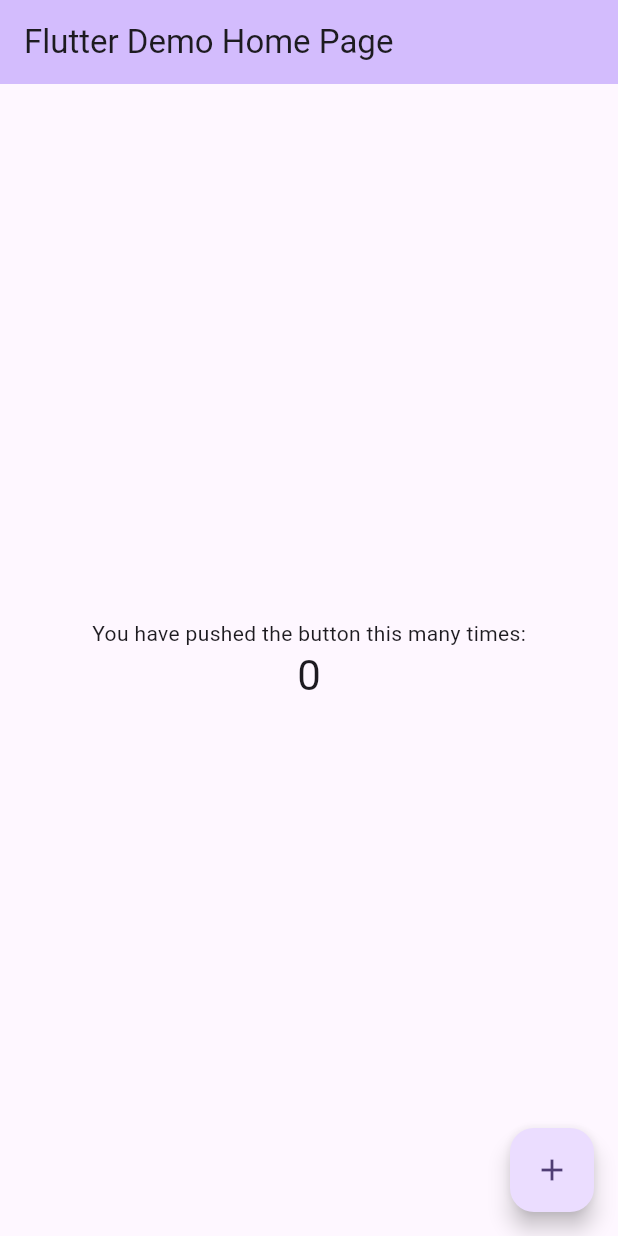
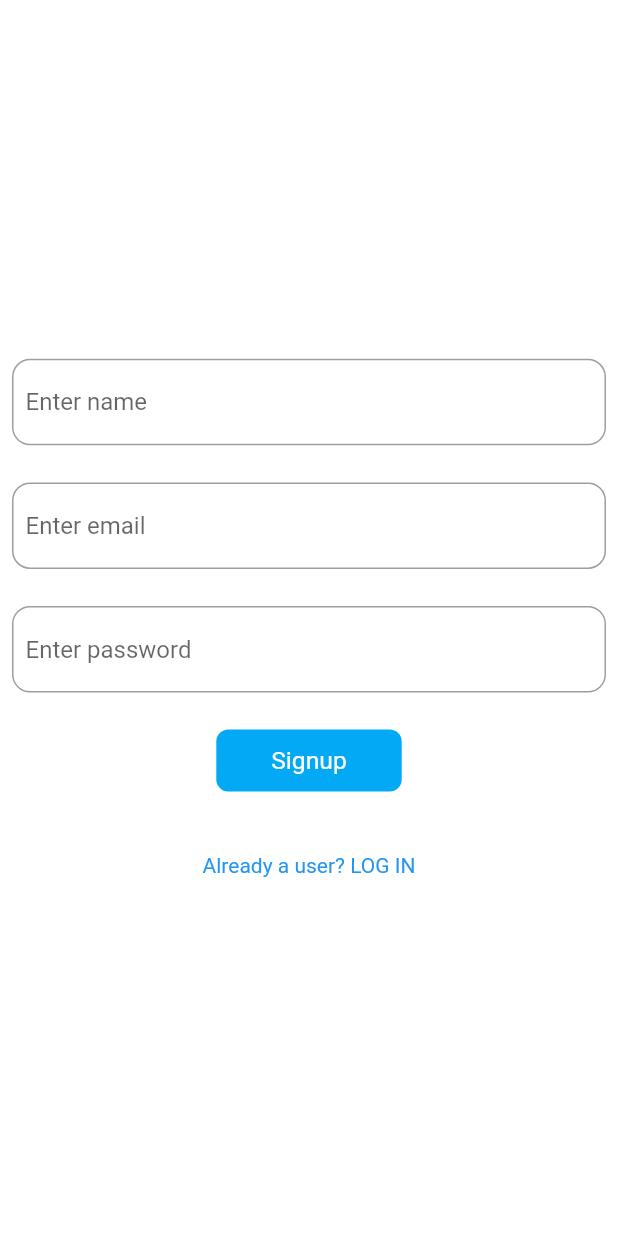
Before and after one commit to BoralAffan/todo_with_backend, a Flutter app: the screen it shows after launch, on a phone screen of 412 x 824 dp. Run offline on Flutter 3.47's test engine with Material 2 defaults, Android fonts, the phone set to English and light mode, and no system bars; our stand-ins replace get.

```diff
--- a/client/lib/main.dart
+++ b/client/lib/main.dart
@@ -1,125 +1,26 @@
+import 'package:client/controller/signin_controller.dart';
+import 'package:client/screens/signup.dart';
 import 'package:flutter/material.dart';
+import 'package:get/get.dart';
 
-void main() {
-  runApp(const MyApp());
+void main(List<String> args) {
+  runApp(MyApp());
+  Get.put(SigninController());
 }
 
-class MyApp extends StatelessWidget {
+class MyApp extends StatefulWidget {
   const MyApp({super.key});
 
-  // This widget is the root of your application.
+  @override
+  State<MyApp> createState() => _MyAppState();
+}
+
+class _MyAppState extends State<MyApp> {
   @override
   Widget build(BuildContext context) {
-    return MaterialApp(
-      title: 'Flutter Demo',
-      theme: ThemeData(
-        // This is the theme of your application.
-        //
-        // TRY THIS: Try running your application with "flutter run". You'll see
-        // the application has a blue toolbar. Then, without quitting the app,
-        // try changing the seedColor in the colorScheme below to Colors.green
-        // and then invoke "hot reload" (save your changes or press the "hot
-        // reload" button in a Flutter-supported IDE, or press "r" if you used
-        // the command line to start the app).
-        //
-        // Notice that the counter didn't reset back to zero; the application
-        // state is not lost during the reload. To reset the state, use hot
-        // restart instead.
-        //
-        // This works for code too, not just values: Most code changes can be
-        // tested with just a hot reload.
-        colorScheme: ColorScheme.fromSeed(seedColor: Colors.deepPurple),
-        useMaterial3: true,
-      ),
-      home: const MyHomePage(title: 'Flutter Demo Home Page'),
-    );
+    return GetMaterialApp(
+        title: 'Todo App',
+        debugShowCheckedModeBanner: false,
+        home: SignUpScreen());
   }
 }
-
-class MyHomePage extends StatefulWidget {
-  const MyHomePage({super.key, required this.title});
-
-  // This widget is the home page of your application. It is stateful, meaning
-  // that it has a State object (defined below) that contains fields that affect
-  // how it looks.
-
-  // This class is the configuration for the state. It holds the values (in this
-  // case the title) provided by the parent (in this case the App widget) and
-  // used by the build method of the State. Fields in a Widget subclass are
-  // always marked "final".
-
-  final String title;
-
-  @override
-  State<MyHomePage> createState() => _MyHomePageState();
-}
-
-class _MyHomePageState extends State<MyHomePage> {
-  int _counter = 0;
-
-  void _incrementCounter() {
-    setState(() {
-      // This call to setState tells the Flutter framework that something has
-      // changed in this State, which causes it to rerun the build method below
-      // so that the display can reflect the updated values. If we changed
-      // _counter without calling setState(), then the build method would not be
-      // called again, and so nothing would appear to happen.
-      _counter++;
-    });
-  }
-
-  @override
-  Widget build(BuildContext context) {
-    // This method is rerun every time setState is called, for instance as done
-    // by the _incrementCounter method above.
-    //
-    // The Flutter framework has been optimized to make rerunning build methods
-    // fast, so that you can just rebuild anything that needs updating rather
-    // than having to individually change instances of widgets.
-    return Scaffold(
-      appBar: AppBar(
-        // TRY THIS: Try changing the color here to a specific color (to
-        // Colors.amber, perhaps?) and trigger a hot reload to see the AppBar
-        // change color while the other colors stay the same.
-        backgroundColor: Theme.of(context).colorScheme.inversePrimary,
-        // Here we take the value from the MyHomePage object that was created by
-        // the App.build method, and use it to set our appbar title.
-        title: Text(widget.title),
-      ),
-      body: Center(
-        // Center is a layout widget. It takes a single child and positions it
-        // in the middle of the parent.
-        child: Column(
-          // Column is also a layout widget. It takes a list of children and
-          // arranges them vertically. By default, it sizes itself to fit its
-          // children horizontally, and tries to be as tall as its parent.
-          //
-          // Column has various properties to control how it sizes itself and
-          // how it positions its children. Here we use mainAxisAlignment to
-          // center the children vertically; the main axis here is the vertical
-          // axis because Columns are vertical (the cross axis would be
-          // horizontal).
-          //
-          // TRY THIS: Invoke "debug painting" (choose the "Toggle Debug Paint"
-          // action in the IDE, or press "p" in the console), to see the
-          // wireframe for each widget.
-          mainAxisAlignment: MainAxisAlignment.center,
-          children: <Widget>[
-            const Text(
-              'You have pushed the button this many times:',
-            ),
-            Text(
-              '$_counter',
-              style: Theme.of(context).textTheme.headlineMedium,
-            ),
-          ],
-        ),
-      ),
-      floatingActionButton: FloatingActionButton(
-        onPressed: _incrementCounter,
-        tooltip: 'Increment',
-        child: const Icon(Icons.add),
-      ), // This trailing comma makes auto-formatting nicer for build methods.
-    );
-  }
-}
--- /dev/null
+++ b/client/lib/screens/signup.dart
@@ -0,0 +1,94 @@
+import 'package:client/controller/signin_controller.dart';
+import 'package:client/screens/login.dart';
+import 'package:client/widgets/input_field.dart';
+import 'package:flutter/material.dart';
+import 'package:get/get.dart';
+
+class SignUpScreen extends StatefulWidget {
+  const SignUpScreen({super.key});
+
+  @override
+  State<SignUpScreen> createState() => _SignUpScreenState();
+}
+
+TextEditingController nameController = TextEditingController();
+TextEditingController emailController = TextEditingController();
+TextEditingController passController = TextEditingController();
+
+class _SignUpScreenState extends State<SignUpScreen> {
+  SigninController signinController = Get.find();
+
+  @override
+  Widget build(BuildContext context) {
+    Size size = MediaQuery.of(context).size;
+
+    @override
+    void dispose() {
+      nameController.dispose;
+      emailController.dispose;
+      passController.dispose;
+      super.dispose();
+    }
+
+    return GetBuilder<SigninController>(builder: (signinController) {
+      return Scaffold(
+          backgroundColor: Colors.white,
+          body: Padding(
+            padding: const EdgeInsets.all(8.0),
+            child: Column(
+              mainAxisAlignment: MainAxisAlignment.center,
+              children: [
+                InputField(hintText: 'Enter name', controller: nameController),
+                SizedBox(
+                  height: size.height * 0.03,
+                ),
+                InputField(
+                    hintText: 'Enter email', controller: emailController),
+                SizedBox(
+                  height: size.height * 0.03,
+                ),
+                InputField(
+                    hintText: 'Enter password', controller: passController),
+                SizedBox(
+                  height: size.height * 0.03,
+                ),
+                InkWell(
+                  onTap: () {
+                    signinController.registerUser(
+                      nameController.text,
+                        emailController.text, passController.text, context);
+                  },
+                  child: Container(
+                    height: size.height * 0.05,
+                    width: size.width * 0.3,
+                    decoration: BoxDecoration(
+                        color: Colors.lightBlue,
+                        borderRadius: BorderRadius.circular(8)),
+                    child: Center(
+                        child: signinController.isLoading
+                            ? CircularProgressIndicator(color: Colors.orangeAccent,)
+                            : Text(
+                                'Signup',
+                                style: TextStyle(
+                                    color: Colors.white,
+                                    fontSize: size.height * 0.02),
+                              )),
+                  ),
+                ),
+                SizedBox(
+                  height: size.height * 0.05,
+                ),
+                InkWell(
+                  onTap: () {
+                    Navigator.push(context,
+                        MaterialPageRoute(builder: (context) => Login()));
+                  },
+                  child: Text('Already a user? LOG IN',
+                      style: TextStyle(color: Colors.blue)),
+                )
+              ],
+            ),
+          ));
+    });
+  }
+}
--- /dev/null
+++ b/client/lib/services/service.dart
@@ -0,0 +1,32 @@
+import 'dart:convert';
+
+import 'package:http/http.dart' as http;
+import 'package:client/utils/api_endPoints.dart';
+
+class Services {
+  static Future<http.Response> registerNewUSer(
+    String name,
+      String email, String password) async {
+    Uri url = Uri.parse('${ApiEndpoints.baseUrl}/users/register');
+    Map body = {"name": name, "email": email, "password": password};
+    http.Response response = await http.post(url,body: jsonEncode(body), headers: {
+      'Content-Type': 'application/json',
+      'request-from': 'app',
+      // 'Authorization': 'Bearer ${token}'
+    });
+    return response;
+  }
+
+
+  static Future<http.Response> loginUSer(
+      String email, String password) async {
+    Uri url = Uri.parse('${ApiEndpoints.baseUrl}/users/login');
+    Map body = {"email": email, "password": password};
+    http.Response response = await http.post(url,body: jsonEncode(body), headers: {
+      'Content-Type': 'application/json',
+      'request-from': 'app',
+      // 'Authorization': 'Bearer ${token}'
+    });
+    return response;
+  }
+}
--- /dev/null
+++ b/client/lib/utils/api_endPoints.dart
@@ -0,0 +1,3 @@
+class ApiEndpoints {
+  static String baseUrl = 'http://192.168.0.102:3000/api';
+}
--- /dev/null
+++ b/client/lib/widgets/input_field.dart
@@ -0,0 +1,34 @@
+import 'package:flutter/material.dart';
+
+class InputField extends StatefulWidget {
+  String hintText;
+  TextEditingController controller;
+  InputField({super.key, required this.hintText, required this.controller});
+
+  @override
+  State<InputField> createState() => _InputFieldState();
+}
+
+class _InputFieldState extends State<InputField> {
+  @override
+  Widget build(BuildContext context) {
+    Size size = MediaQuery.of(context).size;
+    return Container(
+        height: size.height * 0.07,
+        width: size.width,
+        decoration: BoxDecoration(
+            borderRadius: BorderRadius.circular(12),
+            border: Border.all(color: Colors.grey, width: 1)),
+        child: Center(
+          child: Padding(
+            padding: const EdgeInsets.only(left: 8.0),
+            child: TextField(
+              controller: widget.controller,
+              decoration: InputDecoration.collapsed(
+                hintText: widget.hintText,
+              ),
+            ),
+          ),
+        ));
+  }
+}
```
Also changed, not shown: client/lib/controller/signin_controller.dart (added, +105 -0 lines), client/lib/screens/home.dart (added, +18 -0 lines), client/lib/screens/login.dart (added, +88 -0 lines), client/pubspec.yaml (+7 -16 lines), client/pubspec.lock.
